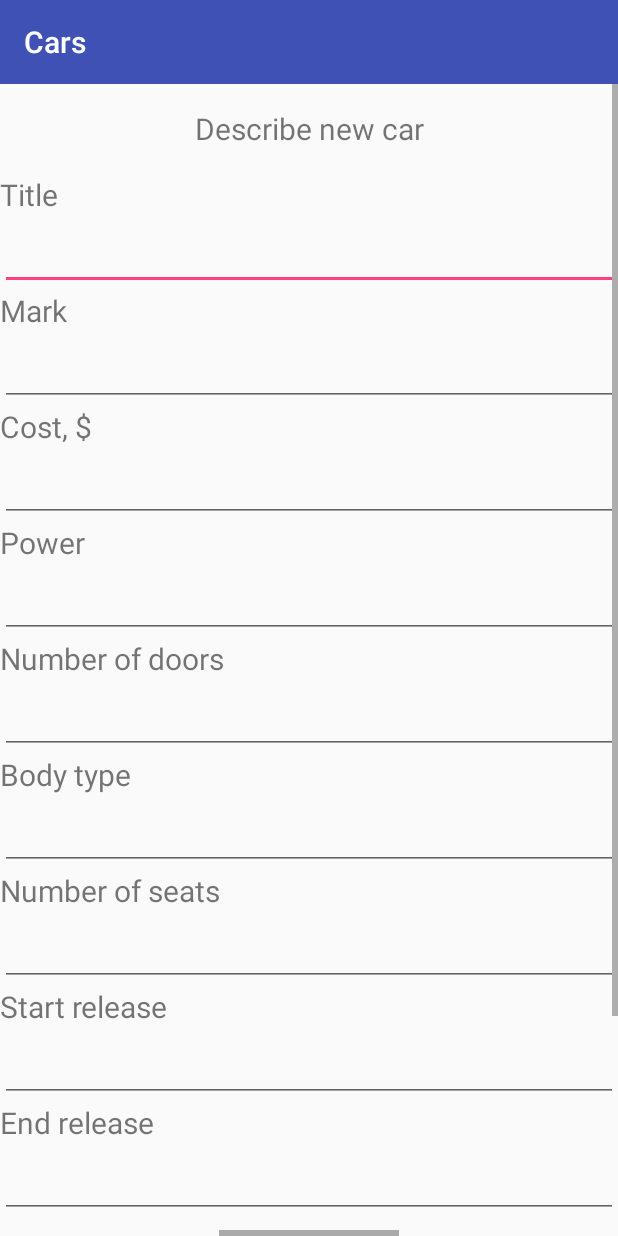
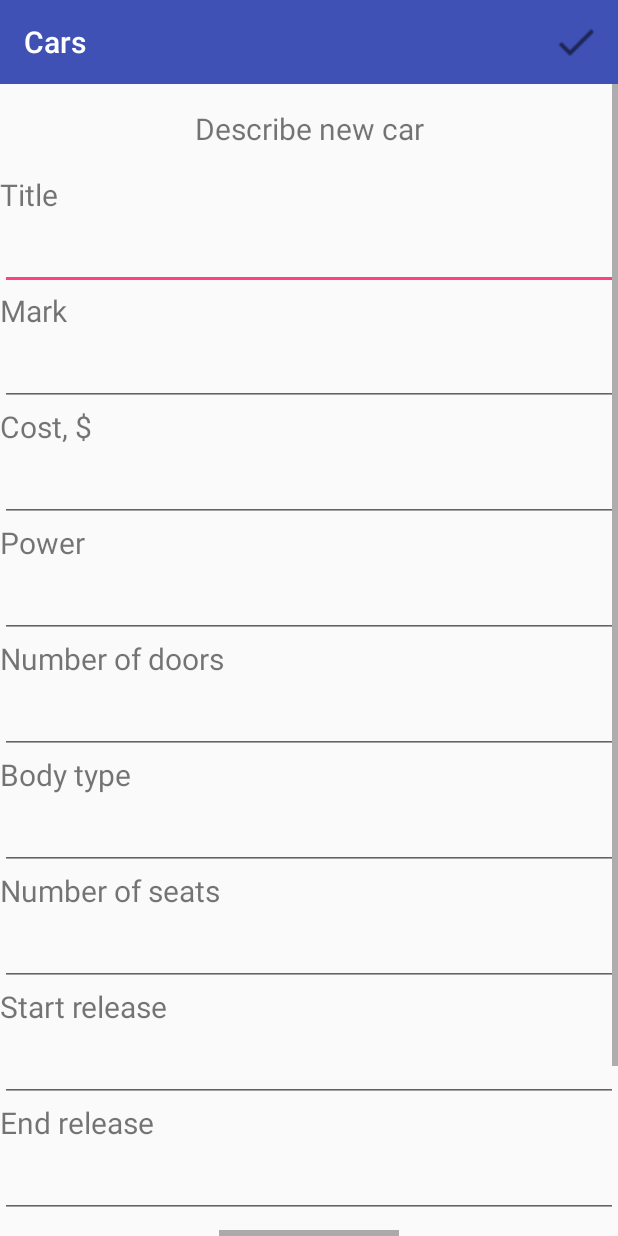
Before and after one commit to Alherd/CarsApp, an Android app: the screen it shows after launch (CarActivity), after a tap on "New car", on a phone screen of 412 x 824 dp. Run offline under Robolectric (Android 15) with nearby library versions, the phone set to English and light mode, and no system bars; our stand-ins replace Picasso; 1 statement that could not run was skipped.

Commit message:
change menu ui

```diff
--- a/app/src/main/java/com/example/alherd/carapp/activities/CarActivity.java
+++ b/app/src/main/java/com/example/alherd/carapp/activities/CarActivity.java
@@ -11,6 +11,9 @@ import android.os.Build;
 import android.os.Bundle;
 import android.support.v4.app.ActivityCompat;
 import android.support.v7.app.AppCompatActivity;
+import android.text.TextUtils;
+import android.view.Menu;
+import android.view.MenuItem;
 import android.view.View;
 import android.widget.Button;
 import android.widget.EditText;
@@ -60,7 +63,6 @@ public final class CarActivity extends AppCompatActivity implements ActivityComp
         startReleaseEditText = findViewById(R.id.start_release_model_edit_text);
         endReleaseEditText = findViewById(R.id.end_release_model_edit_text);
 
-        Button saveButton = findViewById(R.id.save_button);
         databaseHelperMethods = new DatabaseHelperMethods(this);
         ImageButton mPhotoButton = findViewById(R.id.crime_camera);
 
@@ -100,16 +102,33 @@ public final class CarActivity extends AppCompatActivity implements ActivityComp
             }
         }
 
-        saveButton.setOnClickListener(new View.OnClickListener() {
+        mPhotoButton.setOnClickListener(new View.OnClickListener() {
             @Override
-            public void onClick(View view) {
+            public void onClick(View v) {
+                if (isStoragePermissionGranted()) {
+                    startActivityPhotoPickerIntent();
+                }
+            }
+        });
+    }
+
+    @Override
+    public boolean onCreateOptionsMenu(Menu menu) {
+        getMenuInflater().inflate(R.menu.car_menu, menu);
+        return true;
+    }
+
+    @Override
+    public boolean onOptionsItemSelected(MenuItem item) {
+        switch (item.getItemId()) {
+            case R.id.menu_item_confirm_new_car:
                 String mark = markEditText.getText().toString();
                 if (titleEditText.getText().toString().equals("")) {
                     ToastShowing.postToastMessage(CarActivity.this, getString(R.string.input_title));
                 } else if (markEditText.getText().toString().equals("")) {
                     ToastShowing.postToastMessage(CarActivity.this, getString(R.string.input_mark));
-                } else if (costEditText.getText().toString().equals("")) {
-                    ToastShowing.postToastMessage(CarActivity.this, getString(R.string.input_cost));
+                } else if (costEditText.getText().toString().equals("") || !TextUtils.isDigitsOnly(costEditText.getText().toString())) {
+                    ToastShowing.postToastMessage(CarActivity.this, getString(R.string.incorrect_input_cost));
                 } else {
                     if (!databaseHelperMethods.isMarkExist(markEditText.getText().toString())) {
                         Intent intent = new Intent(CarActivity.this, CountryActivity.class);
@@ -137,17 +156,10 @@ public final class CarActivity extends AppCompatActivity implements ActivityComp
                         finish();
                     }
                 }
-            }
-        });
-
-        mPhotoButton.setOnClickListener(new View.OnClickListener() {
-            @Override
-            public void onClick(View v) {
-                if (isStoragePermissionGranted()) {
-                    startActivityPhotoPickerIntent();
-                }
-            }
-        });
+                return true;
+            default:
+                return super.onOptionsItemSelected(item);
+        }
     }
 
     @Override
--- a/app/src/main/java/com/example/alherd/carapp/database/DatabaseHelperMethods.java
+++ b/app/src/main/java/com/example/alherd/carapp/database/DatabaseHelperMethods.java
@@ -107,11 +107,8 @@ public final class DatabaseHelperMethods extends DatabaseHelper {
         return Integer.parseInt(nameP);
     }
 
-    public Car createCarFromPosition(int position) {
+    public Car createCarFromPosition(int position, Cursor cursor) {
         Car car = new Car();
-        SQLiteDatabase db = this.getReadableDatabase();
-        Cursor cursor = db.query(DatabaseHelper.TABLE_CAR_MODELS,
-                null, null, null, null, null, DatabaseHelper.COLUMN_NAME_CAR_MODEL);
         cursor.moveToFirst();
         if (!cursor.move(position)) {
             return car;
@@ -141,7 +138,6 @@ public final class DatabaseHelperMethods extends DatabaseHelper {
         car.setEndRelease(endReleaseModelString);
         car.setPhoto(photoModelString);
 
-        cursor.close();
         return car;
     }
 
--- a/app/src/main/res/layout/activity_car.xml
+++ b/app/src/main/res/layout/activity_car.xml
@@ -182,11 +182,5 @@
                 android:src="@android:drawable/ic_menu_camera" />
         </LinearLayout>
 
-        <Button
-            android:id="@+id/save_button"
-            android:layout_width="match_parent"
-            android:layout_height="wrap_content"
-            android:text="@string/save_button"
-            app:layout_constraintTop_toBottomOf="@id/photo_linear_layout" />
     </android.support.constraint.ConstraintLayout>
 </ScrollView>
--- /dev/null
+++ b/app/src/main/res/menu/car_menu.xml
@@ -0,0 +1,10 @@
+<?xml version="1.0" encoding="utf-8"?>
+<menu xmlns:android="http://schemas.android.com/apk/res/android"
+    xmlns:app="http://schemas.android.com/apk/res-auto">
+    <item
+        android:id="@+id/menu_item_confirm_new_car"
+        android:icon="@drawable/ic_confirm_dark"
+        android:title="@string/confirm"
+        app:showAsAction="ifRoom|withText" />
+
+</menu>
--- a/app/src/main/res/menu/menu.xml
+++ b/app/src/main/res/menu/menu.xml
@@ -1,11 +1,18 @@
 <?xml version="1.0" encoding="utf-8"?>
 <menu xmlns:android="http://schemas.android.com/apk/res/android"
-      xmlns:app="http://schemas.android.com/apk/res-auto">
+    xmlns:app="http://schemas.android.com/apk/res-auto">
     xmlns:app="http://schemas.android.com/apk/res-auto">
     <item
-        android:id="@+id/menu_item_new_crime"
+        android:id="@+id/menu_item_confirm_new_car"
         android:icon="@drawable/ic_menu_add"
-        app:showAsAction="ifRoom|withText"
-        android:title="@string/new_car" />
-
+        android:title="@string/new_car"
+        app:showAsAction="ifRoom|withText" />
+    <item
+        android:id="@+id/menu_item_up"
+        android:icon="@drawable/up"
+        android:title="Sort cents in ASC" />
+    <item
+        android:id="@+id/menu_item_down"
+        android:icon="@drawable/down"
+        android:title="Sorting cents in DESC" />
 </menu>
--- a/app/src/main/res/values/strings.xml
+++ b/app/src/main/res/values/strings.xml
@@ -15,4 +15,7 @@
     <string name="search">Search</string>
     <string name="country">Country</string>
     <string name="mark">Mark</string>
+    <string name="incorrect_input_cost">Incorrect input cost</string>
+    <string name="operation_successful">Operation successful</string>
+    <string name="confirm">Confirm</string>
 </resources>
```
Also changed, not shown: app/src/main/java/com/example/alherd/carapp/activities/MainActivity.java (+9 -7 lines), app/src/main/res/drawable/down.jpg (added), app/src/main/res/drawable/ic_confirm_dark.png (added), app/src/main/res/drawable/up.jpg (added).
